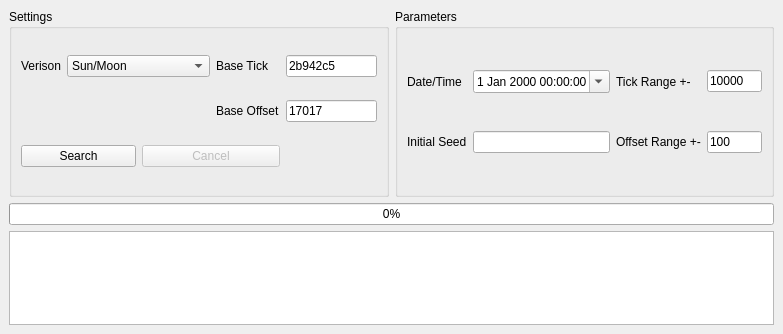
The window that Forms/ProfileSearcher.ui (PMArkive/Gen7TimeFinder) describes before a commit, drawn with Qt 5.
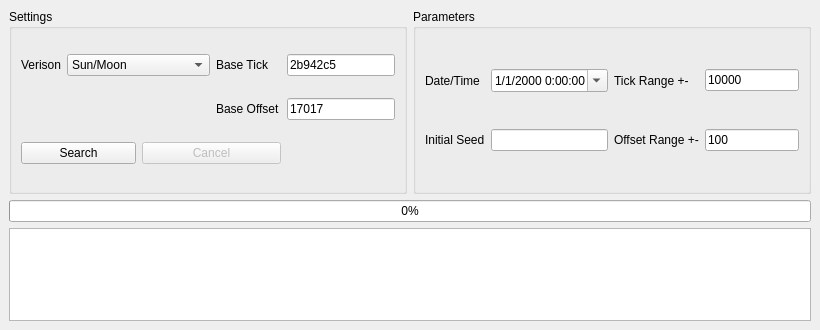
The same window after the commit.

Patch:
```diff
--- a/Forms/ProfileSearcher.ui
+++ b/Forms/ProfileSearcher.ui
@@ -6,10 +6,16 @@
    <rect>
     <x>0</x>
     <y>0</y>
-    <width>783</width>
-    <height>334</height>
+    <width>820</width>
+    <height>330</height>
    </rect>
   </property>
+  <property name="minimumSize">
+   <size>
+    <width>820</width>
+    <height>330</height>
+   </size>
+  </property>
   <property name="windowTitle">
    <string>Profile Searcher</string>
   </property>
@@ -86,6 +92,9 @@
            <second>0</second>
           </time>
          </property>
+         <property name="displayFormat">
+          <string>M/d/yyyy H:mm:ss</string>
+         </property>
          <property name="calendarPopup">
           <bool>true</bool>
          </property>
```
